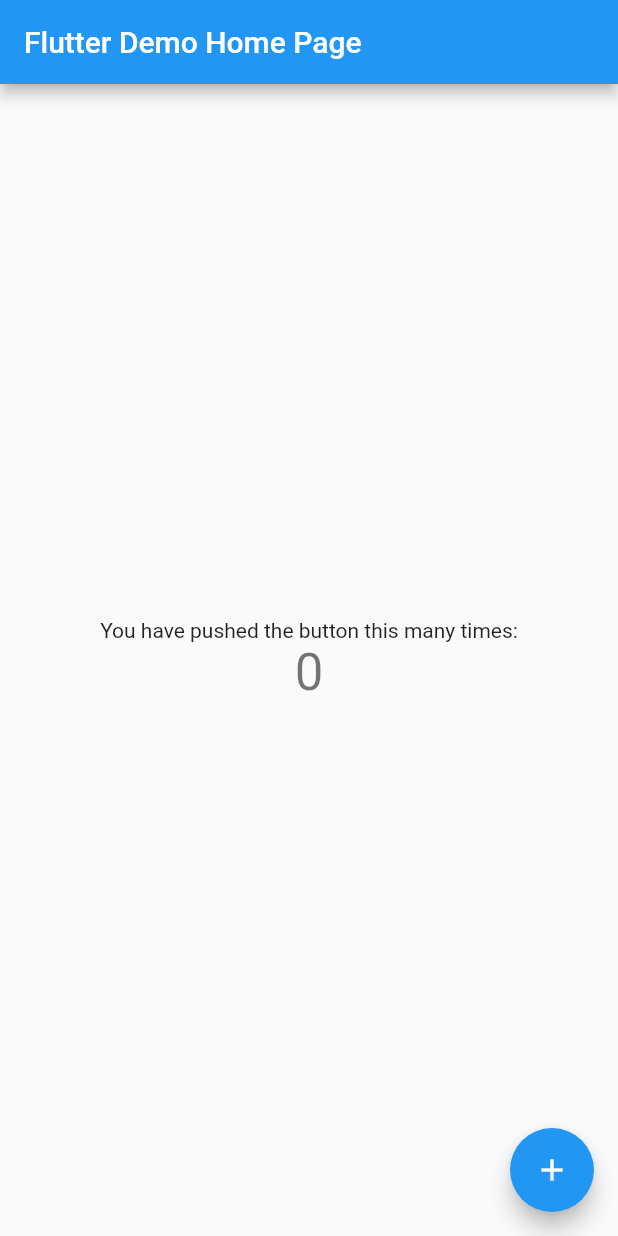
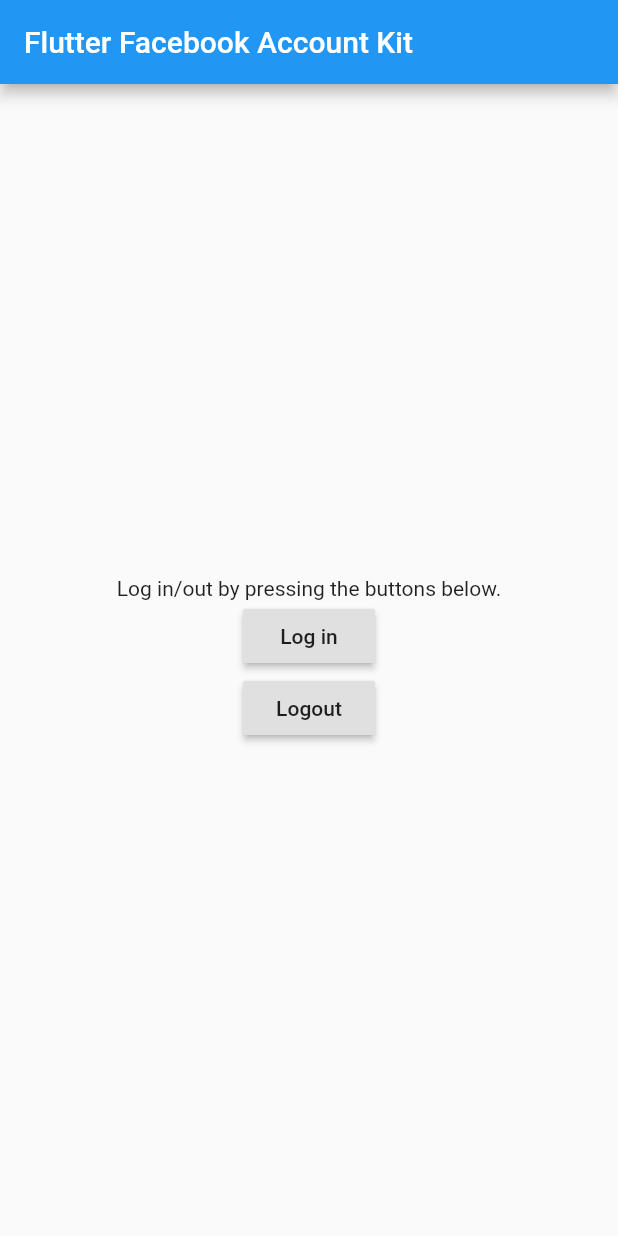
Before and after one commit to CoderJava/Flutter-Facebook-Account-Kit-Sample, a Flutter app: the screen it shows after launch, on a phone screen of 412 x 824 dp. Run offline on Flutter 3.47's test engine with Material 2 defaults, Android fonts, the phone set to English and light mode, and no system bars; missing offline and left inert: flutter_facebook_login.

Commit message:
Create feature login and logout facebook

```diff
--- /dev/null
+++ b/lib/home_screen.dart
@@ -0,0 +1,74 @@
+import 'package:flutter/material.dart';
+import 'package:flutter_facebook_login/flutter_facebook_login.dart';
+
+class HomeScreen extends StatefulWidget {
+  @override
+  _HomeScreenState createState() => _HomeScreenState();
+}
+
+class _HomeScreenState extends State<HomeScreen> {
+  static final FacebookLogin facebookSignIn = FacebookLogin();
+  String _message = 'Log in/out by pressing the buttons below.';
+
+  Future<Null> _login() async {
+    final FacebookLoginResult result = await facebookSignIn.logInWithReadPermissions(['email']);
+
+    switch (result.status) {
+      case FacebookLoginStatus.loggedIn:
+        final FacebookAccessToken accessToken = result.accessToken;
+        _showMessage('''
+          Logged in!
+
+          Token: ${accessToken.token}
+          User id: ${accessToken.userId}
+          Expires: ${accessToken.expires}
+          Permissions: ${accessToken.permissions}
+          Declined permissions: ${accessToken.declinedPermissions}
+        ''');
+        break;
+      case FacebookLoginStatus.cancelledByUser:
+        _showMessage('Login cancelled by the user.');
+        break;
+      case FacebookLoginStatus.error:
+        _showMessage('Something went wrong with the login process.\n'
+            'Here\'s the error Facebook gave us: ${result.errorMessage}');
+        break;
+    }
+  }
+
+  Future<Null> _logOut() async {
+    await facebookSignIn.logOut();
+    _showMessage('Logged out.');
+  }
+
+  void _showMessage(String message) {
+    setState(() {
+      _message = message;
+    });
+  }
+
+  @override
+  Widget build(BuildContext context) {
+    return Scaffold(
+      appBar: AppBar(
+        title: Text('Flutter Facebook Account Kit'),
+      ),
+      body: Center(
+        child: Column(
+          mainAxisAlignment: MainAxisAlignment.center,
+          children: <Widget>[
+            Text(_message),
+            RaisedButton(
+              child: Text('Log in'),
+              onPressed: _login,
+            ),
+            RaisedButton(
+              onPressed: _logOut,
+              child: Text('Logout'),
+            )
+          ],
+        ),
+      ),
+    );
+  }
+}
--- a/lib/main.dart
+++ b/lib/main.dart
@@ -1,111 +1,13 @@
 import 'package:flutter/material.dart';
+import 'package:flutter_facebook_account_kit/home_screen.dart';
 
 void main() => runApp(MyApp());
 
 class MyApp extends StatelessWidget {
-  // This widget is the root of your application.
   @override
   Widget build(BuildContext context) {
     return MaterialApp(
-      title: 'Flutter Demo',
-      theme: ThemeData(
-        // This is the theme of your application.
-        //
-        // Try running your application with "flutter run". You'll see the
-        // application has a blue toolbar. Then, without quitting the app, try
-        // changing the primarySwatch below to Colors.green and then invoke
-        // "hot reload" (press "r" in the console where you ran "flutter run",
-        // or simply save your changes to "hot reload" in a Flutter IDE).
-        // Notice that the counter didn't reset back to zero; the application
-        // is not restarted.
-        primarySwatch: Colors.blue,
-      ),
-      home: MyHomePage(title: 'Flutter Demo Home Page'),
+      home: HomeScreen(),
     );
   }
 }
-
-class MyHomePage extends StatefulWidget {
-  MyHomePage({Key key, this.title}) : super(key: key);
-
-  // This widget is the home page of your application. It is stateful, meaning
-  // that it has a State object (defined below) that contains fields that affect
-  // how it looks.
-
-  // This class is the configuration for the state. It holds the values (in this
-  // case the title) provided by the parent (in this case the App widget) and
-  // used by the build method of the State. Fields in a Widget subclass are
-  // always marked "final".
-
-  final String title;
-
-  @override
-  _MyHomePageState createState() => _MyHomePageState();
-}
-
-class _MyHomePageState extends State<MyHomePage> {
-  int _counter = 0;
-
-  void _incrementCounter() {
-    setState(() {
-      // This call to setState tells the Flutter framework that something has
-      // changed in this State, which causes it to rerun the build method below
-      // so that the display can reflect the updated values. If we changed
-      // _counter without calling setState(), then the build method would not be
-      // called again, and so nothing would appear to happen.
-      _counter++;
-    });
-  }
-
-  @override
-  Widget build(BuildContext context) {
-    // This method is rerun every time setState is called, for instance as done
-    // by the _incrementCounter method above.
-    //
-    // The Flutter framework has been optimized to make rerunning build methods
-    // fast, so that you can just rebuild anything that needs updating rather
-    // than having to individually change instances of widgets.
-    return Scaffold(
-      appBar: AppBar(
-        // Here we take the value from the MyHomePage object that was created by
-        // the App.build method, and use it to set our appbar title.
-        title: Text(widget.title),
-      ),
-      body: Center(
-        // Center is a layout widget. It takes a single child and positions it
-        // in the middle of the parent.
-        child: Column(
-          // Column is also a layout widget. It takes a list of children and
-          // arranges them vertically. By default, it sizes itself to fit its
-          // children horizontally, and tries to be as tall as its parent.
-          //
-          // Invoke "debug painting" (press "p" in the console, choose the
-          // "Toggle Debug Paint" action from the Flutter Inspector in Android
-          // Studio, or the "Toggle Debug Paint" command in Visual Studio Code)
-          // to see the wireframe for each widget.
-          //
-          // Column has various properties to control how it sizes itself and
-          // how it positions its children. Here we use mainAxisAlignment to
-          // center the children vertically; the main axis here is the vertical
-          // axis because Columns are vertical (the cross axis would be
-          // horizontal).
-          mainAxisAlignment: MainAxisAlignment.center,
-          children: <Widget>[
-            Text(
-              'You have pushed the button this many times:',
-            ),
-            Text(
-              '$_counter',
-              style: Theme.of(context).textTheme.display1,
-            ),
-          ],
-        ),
-      ),
-      floatingActionButton: FloatingActionButton(
-        onPressed: _incrementCounter,
-        tooltip: 'Increment',
-        child: Icon(Icons.add),
-      ), // This trailing comma makes auto-formatting nicer for build methods.
-    );
-  }
-}
--- a/pubspec.yaml
+++ b/pubspec.yaml
@@ -23,6 +23,8 @@ dependencies:
   # The following adds the Cupertino Icons font to your application.
   # Use with the CupertinoIcons class for iOS style icons.
   cupertino_icons: ^0.1.2
+
+  flutter_facebook_login: ^2.0.1
 
 dev_dependencies:
   flutter_test:
```
Also changed, not shown: pubspec.lock, 8 other files.
